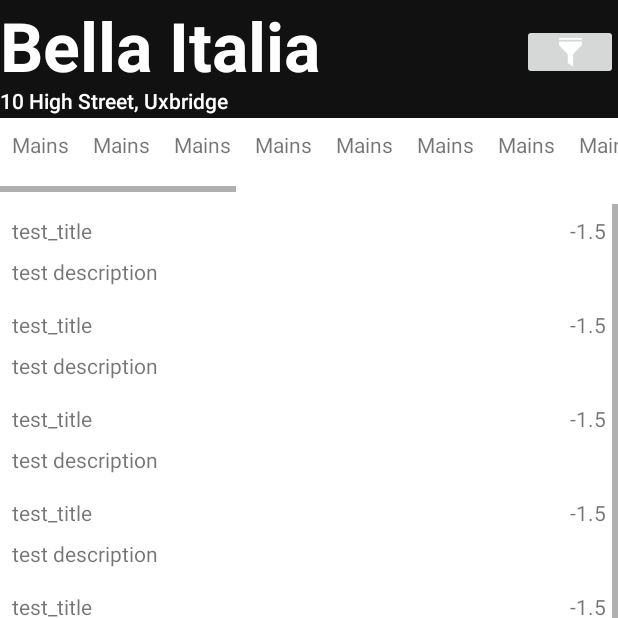
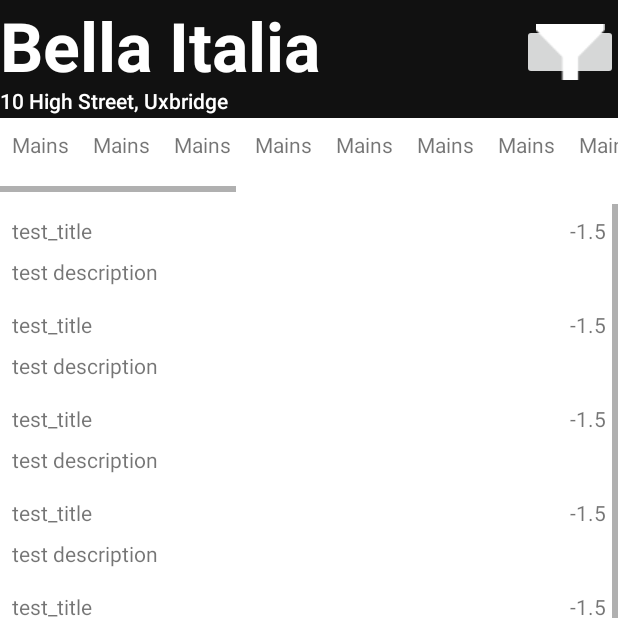
Before and after one commit to WRFitch/TABL, an Android app: the MenuActivity screen opened directly, with no data from a screen before it, on a phone screen of 412 x 824 dp, the top half of it. Run offline under Robolectric (Android 15) with nearby library versions, the phone set to English and light mode, and no system bars.

Commit message:
filter icon sorted

```diff
--- a/app/src/main/res/layout/activity_menu.xml
+++ b/app/src/main/res/layout/activity_menu.xml
@@ -39,7 +39,7 @@
         android:layout_marginTop="16dp"
         app:layout_constraintEnd_toEndOf="parent"
         app:layout_constraintTop_toTopOf="parent"
-        app:srcCompat="@drawable/filter_icon"
+        app:srcCompat="@drawable/debug_filter_icon"
         tools:background="@drawable/bg_header"
         android:contentDescription="@string/fb" />
 
```
